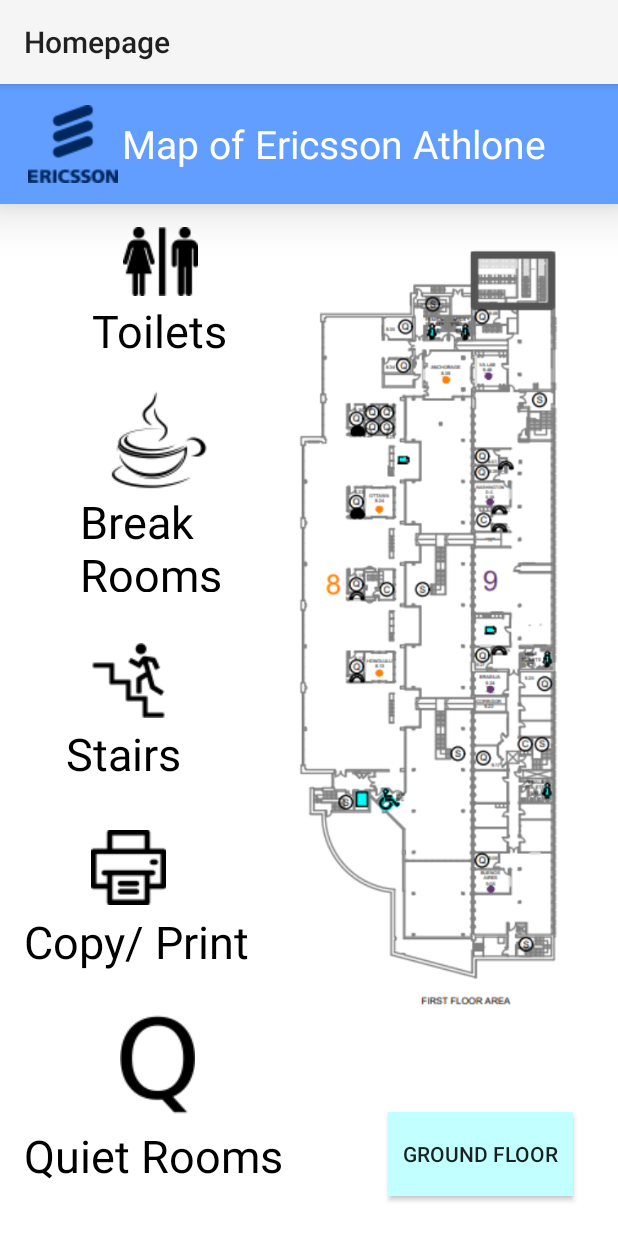
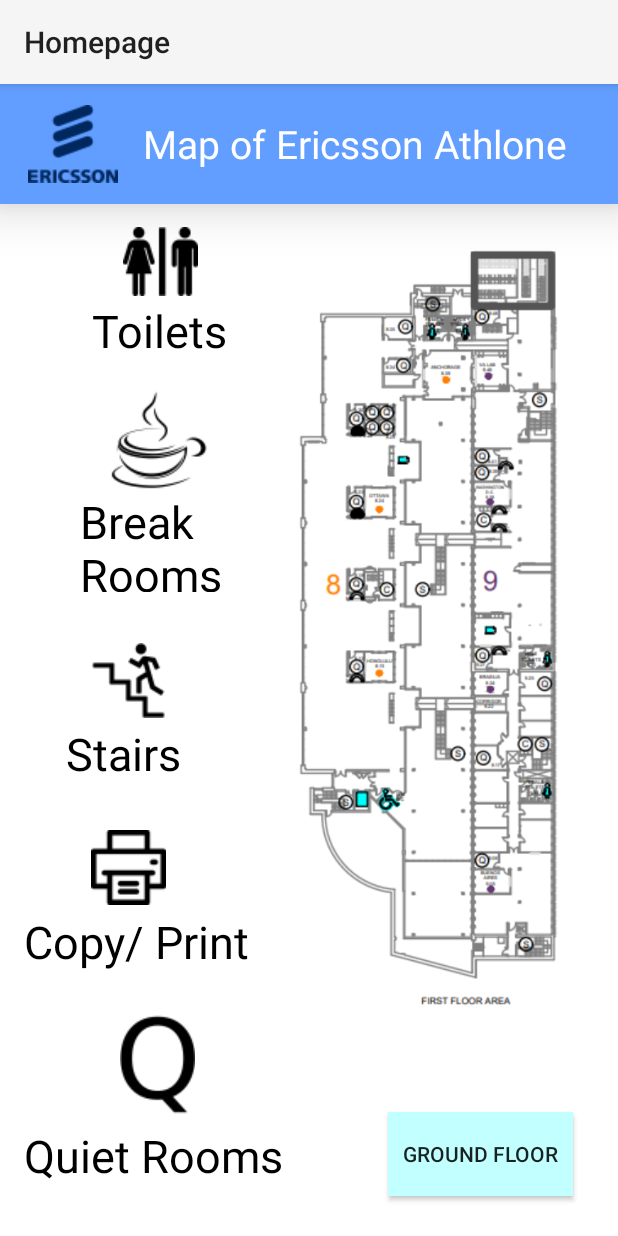
Before and after one commit to rachelr12343/Start-up, an Android app: the FirstFloor screen opened directly, with no data from a screen before it, on a phone screen of 412 x 824 dp. Run offline under Robolectric (Android 15) with nearby library versions, the phone set to English and light mode, and no system bars.

Commit message:
fixed logout button

```diff
--- a/app/src/main/java/com/example/homepage/MainActivity.java
+++ b/app/src/main/java/com/example/homepage/MainActivity.java
@@ -29,7 +29,7 @@
         button.setOnClickListener(new View.OnClickListener() {
             @Override
             public void onClick(View v) {
-                Intent intent = new Intent(MainActivity.this, Chat.class);
+                Intent intent = new Intent(MainActivity.this, Login.class);
                 startActivity(intent);            }
 
             private void openNewActivity() {
--- a/app/src/main/res/layout/toolbar_map.xml
+++ b/app/src/main/res/layout/toolbar_map.xml
@@ -20,7 +20,7 @@
         android:id="@+id/textView"
         android:layout_width="wrap_content"
         android:layout_height="wrap_content"
-        android:layout_alignParentStart="true"
+        android:layout_marginLeft="30dp"
         android:layout_alignParentTop="true"
         android:layout_alignParentEnd="true"
         android:layout_alignParentBottom="true"
```
